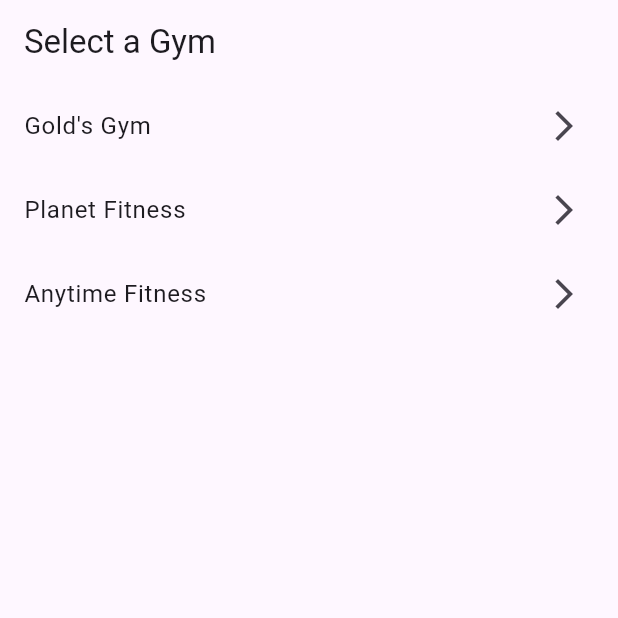
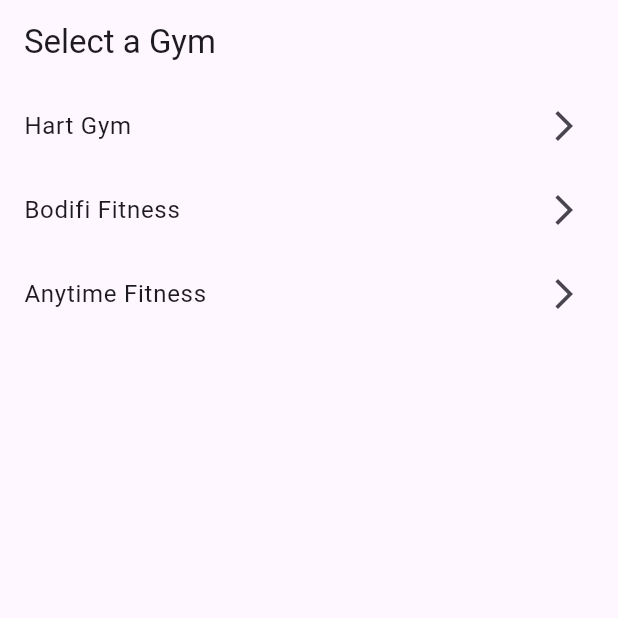
Before and after one commit to JensonSmith01/trainer_finder, a Flutter app: the GymSelectionScreen screen opened directly, on a phone screen of 412 x 824 dp, the top half of it. Run offline on Flutter 3.47's test engine with Material 3 defaults, Android fonts, the phone set to English and light mode, and no system bars; our stand-ins replace firebase_auth, firebase_core; accounts and stored records are empty.

Commit message:
changed gym names

```diff
--- a/lib/gym_selection_screen.dart
+++ b/lib/gym_selection_screen.dart
@@ -5,7 +5,7 @@
 
   @override
   Widget build(BuildContext context) {
-    final gyms = ['Gold\'s Gym', 'Planet Fitness', 'Anytime Fitness'];
+    final gyms = ['Hart Gym', 'Bodifi Fitness', 'Anytime Fitness'];
 
     return Scaffold(
       appBar: AppBar(title: const Text('Select a Gym')),
```
